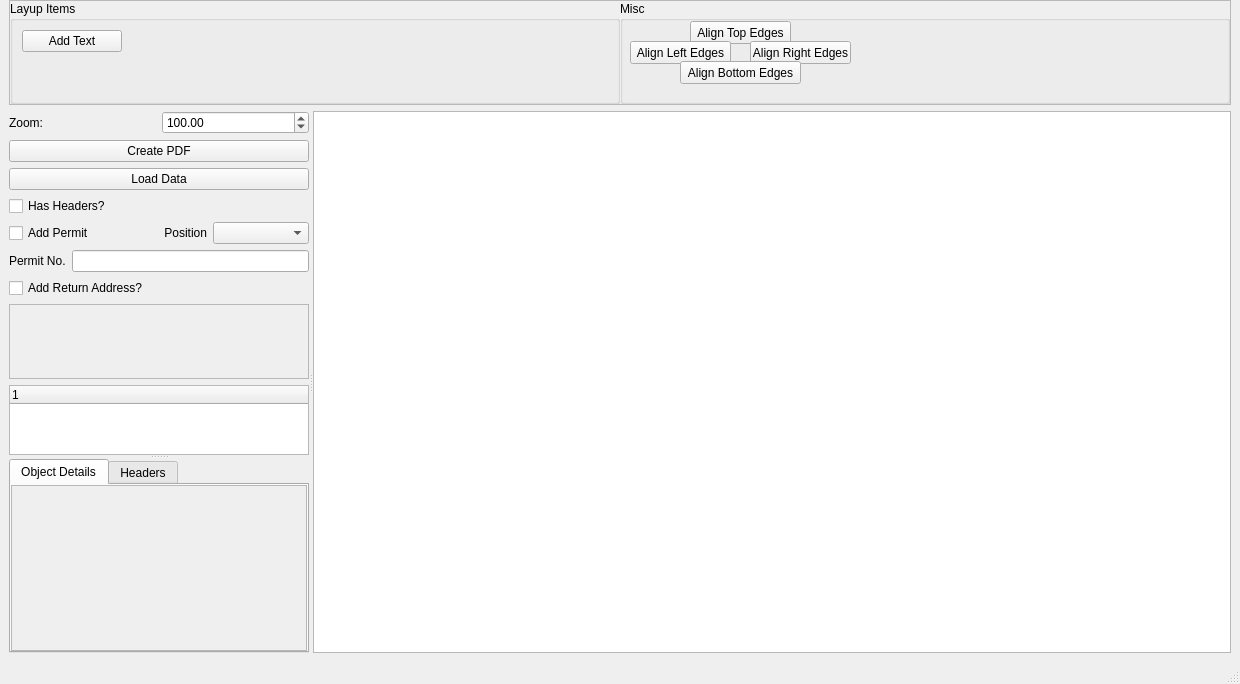
First picture: the form in LabelDesigner.ui, repository marvin939/label-designer, before the edit.
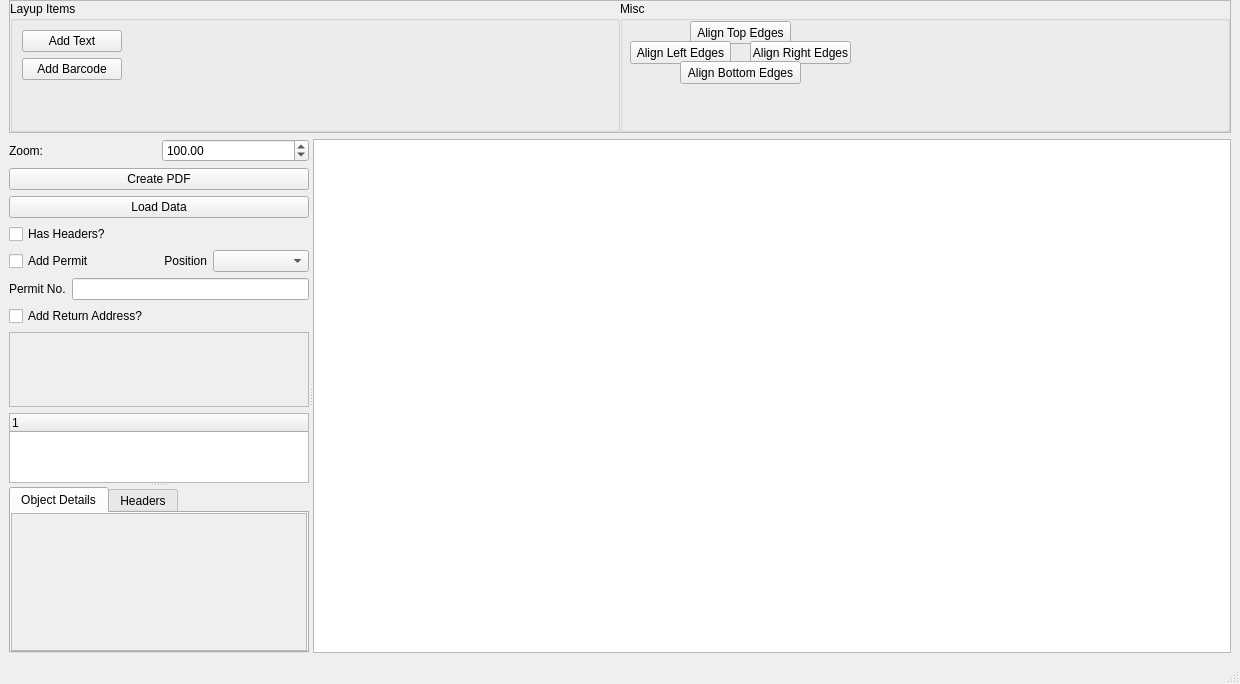
Second picture: the form after the edit. The open tabs and pages were chosen to show the change. Custom widgets are drawn as their Qt base class.

Commit message:
Added primitive ability to add barcodes, currently only does i2of5.
Changed items that are destined for merging on the label to include a mixin for common methods

What changed in the file:
```diff
--- a/LabelDesigner.ui
+++ b/LabelDesigner.ui
@@ -63,7 +63,7 @@
           <string>Layup Items</string>
          </property>
          <layout class="QGridLayout" name="gridLayout_2">
-          <item row="1" column="0">
+          <item row="3" column="0">
            <spacer name="verticalSpacer">
             <property name="orientation">
              <enum>Qt::Vertical</enum>
@@ -111,6 +111,16 @@
             </property>
            </widget>
           </item>
+          <item row="2" column="0">
+           <widget class="QPushButton" name="addBarcode">
+            <property name="text">
+             <string>Add Barcode</string>
+            </property>
+            <property name="checkable">
+             <bool>true</bool>
+            </property>
+           </widget>
+          </item>
          </layout>
         </widget>
        </item>
@@ -407,7 +417,7 @@
                   <x>0</x>
                   <y>0</y>
                   <width>292</width>
-                  <height>147</height>
+                  <height>118</height>
                  </rect>
                 </property>
                 <layout class="QVBoxLayout" name="verticalLayout_2">
```
The commit also changes 14 other files.
